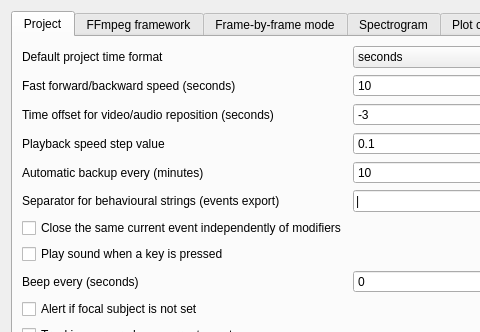
First picture: the form in src/preferences.ui, repository olivierfriard/BORIS, before the edit; both pictures show x 0 to 480 and y 0 to 332 of the 596 by 525 pixel window.
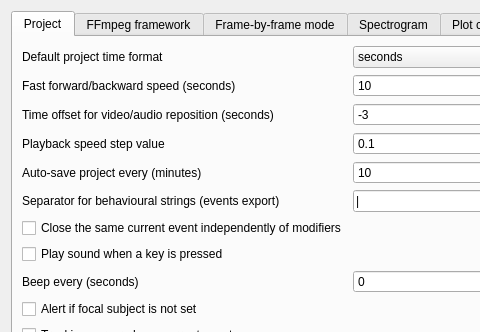
Second picture: the form after the edit.

Commit message: change 'automatic backup' in 'auto-save project' in preferences window

```diff
--- a/src/preferences.ui
+++ b/src/preferences.ui
@@ -121,7 +121,7 @@
            <item row="4" column="0">
             <widget class="QLabel" name="label_6">
              <property name="text">
-              <string>Automatic backup every (minutes)</string>
+              <string>Auto-save project every (minutes)</string>
              </property>
             </widget>
            </item>
```
The commit also changes 1 other file.
